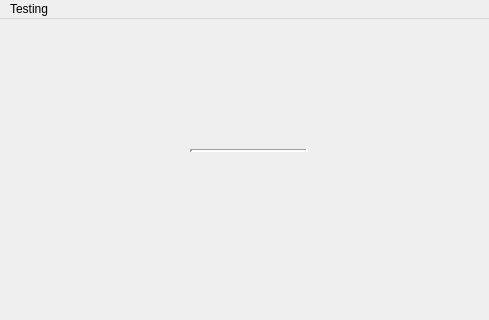
mikeboers/ScoreBee, file ui/timeline_window.ui: the form before one commit; both pictures show x 0 to 489 and y 0 to 320 of the 951 by 477 pixel window.
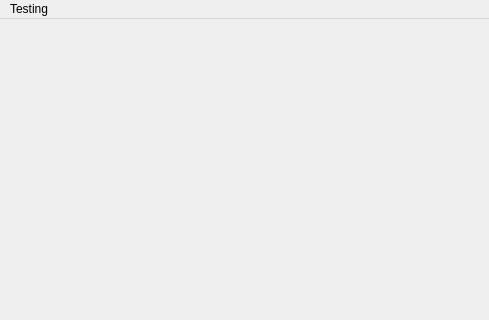
The form after the commit.

What changed in the file:
```diff
--- a/ui/timeline_window.ui
+++ b/ui/timeline_window.ui
@@ -68,22 +68,6 @@
        <property name="styleSheet">
         <string notr="true"/>
        </property>
-       <widget class="Line" name="line">
-        <property name="geometry">
-         <rect>
-          <x>190</x>
-          <y>130</y>
-          <width>118</width>
-          <height>3</height>
-         </rect>
-        </property>
-        <property name="lineWidth">
-         <number>3</number>
-        </property>
-        <property name="orientation">
-         <enum>Qt::Horizontal</enum>
-        </property>
-       </widget>
       </widget>
      </widget>
     </item>
```
